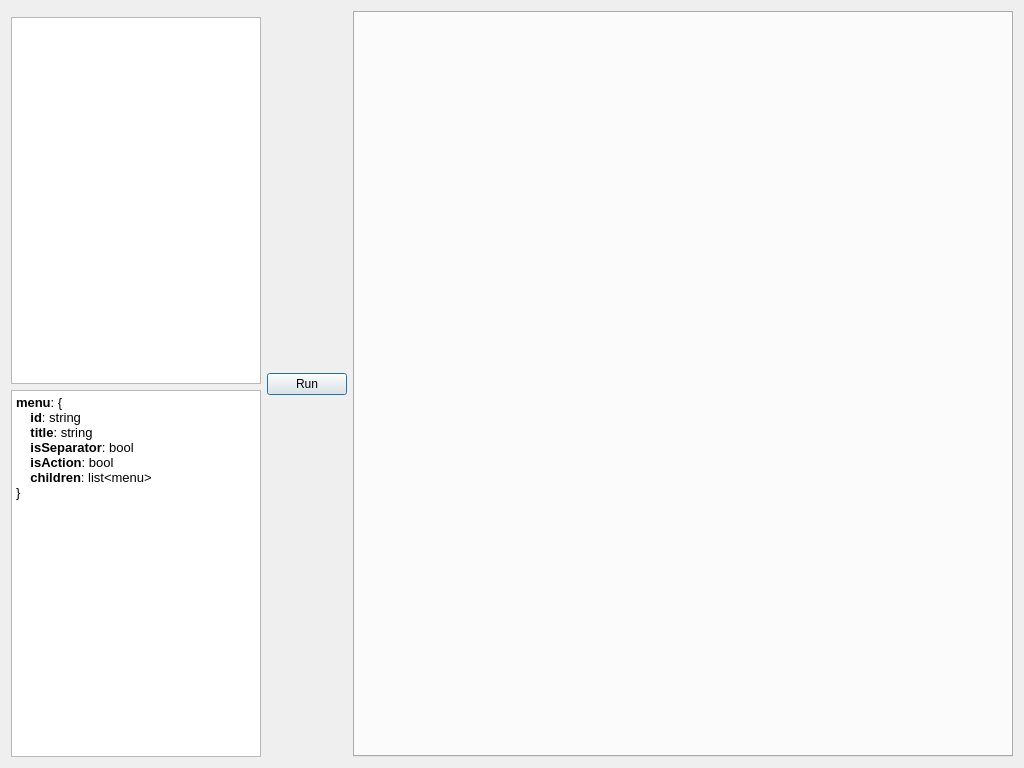
Above: src/menudialog.ui from KDAB/knut before the change. Below: the same form after it.
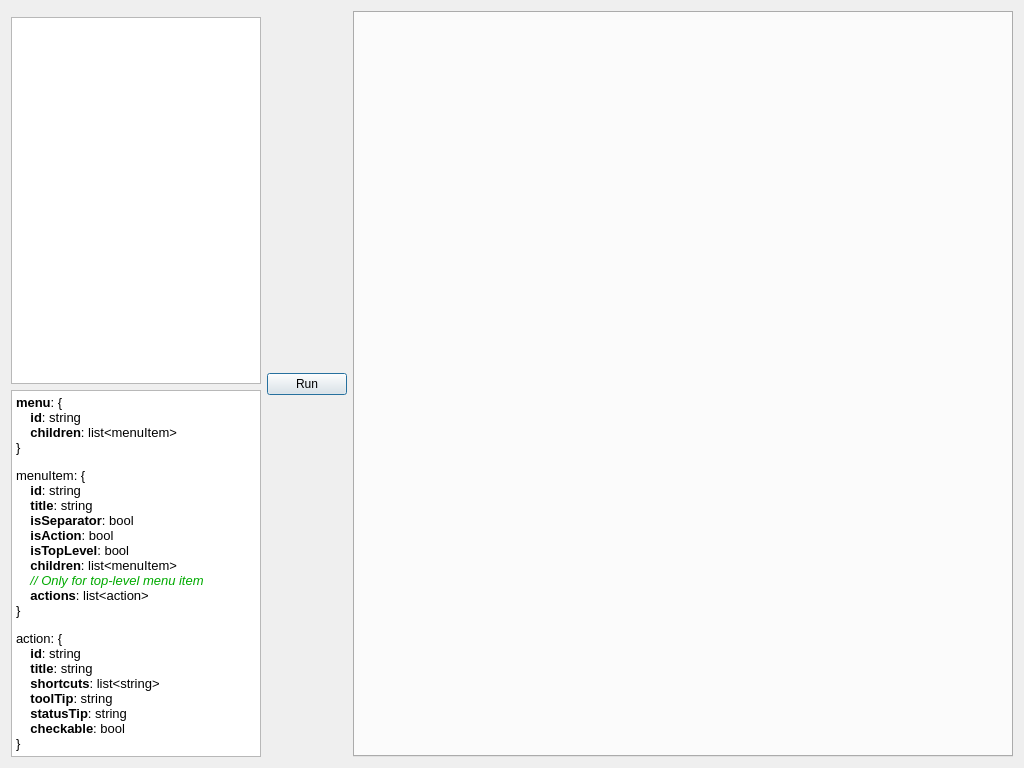
That is the form after the change. Custom widgets are drawn as their Qt base class.

Commit message:
Add actions to menus.
This is needed to be able to split the code in small chunks (like createFileActions, createEditActions).

Diff of the .ui file:
```diff
--- a/src/menudialog.ui
+++ b/src/menudialog.ui
@@ -75,12 +75,28 @@
 &lt;/style&gt;&lt;/head&gt;&lt;body style=&quot; font-family:'MS Shell Dlg 2'; font-size:8.25pt; font-weight:400; font-style:normal;&quot;&gt;
 &lt;p style=&quot; margin-top:0px; margin-bottom:0px; margin-left:0px; margin-right:0px; -qt-block-indent:0; text-indent:0px;&quot;&gt;&lt;span style=&quot; font-size:10pt; font-weight:600;&quot;&gt;menu&lt;/span&gt;&lt;span style=&quot; font-size:10pt;&quot;&gt;: {&lt;/span&gt;&lt;/p&gt;
 &lt;p style=&quot; margin-top:0px; margin-bottom:0px; margin-left:0px; margin-right:0px; -qt-block-indent:0; text-indent:0px;&quot;&gt;&lt;span style=&quot; font-size:10pt;&quot;&gt;    &lt;/span&gt;&lt;span style=&quot; font-size:10pt; font-weight:600;&quot;&gt;id&lt;/span&gt;&lt;span style=&quot; font-size:10pt;&quot;&gt;: string&lt;/span&gt;&lt;/p&gt;
+&lt;p style=&quot; margin-top:0px; margin-bottom:0px; margin-left:0px; margin-right:0px; -qt-block-indent:0; text-indent:0px;&quot;&gt;&lt;span style=&quot; font-size:10pt;&quot;&gt;    &lt;/span&gt;&lt;span style=&quot; font-size:10pt; font-weight:600;&quot;&gt;children&lt;/span&gt;&lt;span style=&quot; font-size:10pt;&quot;&gt;: list&amp;lt;menuItem&amp;gt;&lt;/span&gt;&lt;/p&gt;
+&lt;p style=&quot; margin-top:0px; margin-bottom:0px; margin-left:0px; margin-right:0px; -qt-block-indent:0; text-indent:0px;&quot;&gt;&lt;span style=&quot; font-size:10pt;&quot;&gt;}&lt;/span&gt;&lt;/p&gt;
+&lt;p style=&quot;-qt-paragraph-type:empty; margin-top:0px; margin-bottom:0px; margin-left:0px; margin-right:0px; -qt-block-indent:0; text-indent:0px;&quot;&gt;&lt;br /&gt;&lt;/p&gt;
+&lt;p style=&quot; margin-top:0px; margin-bottom:0px; margin-left:0px; margin-right:0px; -qt-block-indent:0; text-indent:0px;&quot;&gt;&lt;span style=&quot; font-size:10pt;&quot;&gt;menuItem: {&lt;/span&gt;&lt;/p&gt;
+&lt;p style=&quot; margin-top:0px; margin-bottom:0px; margin-left:0px; margin-right:0px; -qt-block-indent:0; text-indent:0px;&quot;&gt;&lt;span style=&quot; font-size:10pt;&quot;&gt;    &lt;/span&gt;&lt;span style=&quot; font-size:10pt; font-weight:600;&quot;&gt;id&lt;/span&gt;&lt;span style=&quot; font-size:10pt;&quot;&gt;: string&lt;/span&gt;&lt;/p&gt;
 &lt;p style=&quot; margin-top:0px; margin-bottom:0px; margin-left:0px; margin-right:0px; -qt-block-indent:0; text-indent:0px;&quot;&gt;&lt;span style=&quot; font-size:10pt;&quot;&gt;    &lt;/span&gt;&lt;span style=&quot; font-size:10pt; font-weight:600;&quot;&gt;title&lt;/span&gt;&lt;span style=&quot; font-size:10pt;&quot;&gt;: string&lt;/span&gt;&lt;/p&gt;
 &lt;p style=&quot; margin-top:0px; margin-bottom:0px; margin-left:0px; margin-right:0px; -qt-block-indent:0; text-indent:0px;&quot;&gt;&lt;span style=&quot; font-size:10pt;&quot;&gt;    &lt;/span&gt;&lt;span style=&quot; font-size:10pt; font-weight:600;&quot;&gt;isSeparator&lt;/span&gt;&lt;span style=&quot; font-size:10pt;&quot;&gt;: bool&lt;/span&gt;&lt;/p&gt;
 &lt;p style=&quot; margin-top:0px; margin-bottom:0px; margin-left:0px; margin-right:0px; -qt-block-indent:0; text-indent:0px;&quot;&gt;&lt;span style=&quot; font-size:10pt;&quot;&gt;    &lt;/span&gt;&lt;span style=&quot; font-size:10pt; font-weight:600;&quot;&gt;isAction&lt;/span&gt;&lt;span style=&quot; font-size:10pt;&quot;&gt;: bool&lt;/span&gt;&lt;/p&gt;
-&lt;p style=&quot; margin-top:0px; margin-bottom:0px; margin-left:0px; margin-right:0px; -qt-block-indent:0; text-indent:0px;&quot;&gt;&lt;span style=&quot; font-size:10pt;&quot;&gt;    &lt;/span&gt;&lt;span style=&quot; font-size:10pt; font-weight:600;&quot;&gt;children&lt;/span&gt;&lt;span style=&quot; font-size:10pt;&quot;&gt;: list&amp;lt;menu&amp;gt;&lt;/span&gt;&lt;/p&gt;
+&lt;p style=&quot; margin-top:0px; margin-bottom:0px; margin-left:0px; margin-right:0px; -qt-block-indent:0; text-indent:0px;&quot;&gt;&lt;span style=&quot; font-size:10pt;&quot;&gt;    &lt;/span&gt;&lt;span style=&quot; font-size:10pt; font-weight:600;&quot;&gt;isTopLevel&lt;/span&gt;&lt;span style=&quot; font-size:10pt;&quot;&gt;: bool&lt;/span&gt;&lt;/p&gt;
+&lt;p style=&quot; margin-top:0px; margin-bottom:0px; margin-left:0px; margin-right:0px; -qt-block-indent:0; text-indent:0px;&quot;&gt;&lt;span style=&quot; font-size:10pt;&quot;&gt;    &lt;/span&gt;&lt;span style=&quot; font-size:10pt; font-weight:600;&quot;&gt;children&lt;/span&gt;&lt;span style=&quot; font-size:10pt;&quot;&gt;: list&amp;lt;menuItem&amp;gt;&lt;/span&gt;&lt;/p&gt;
+&lt;p style=&quot; margin-top:0px; margin-bottom:0px; margin-left:0px; margin-right:0px; -qt-block-indent:0; text-indent:0px;&quot;&gt;&lt;span style=&quot; font-size:10pt;&quot;&gt;    &lt;/span&gt;&lt;span style=&quot; font-size:10pt; font-style:italic; color:#00aa00;&quot;&gt;// Only for top-level menu item&lt;/span&gt;&lt;/p&gt;
+&lt;p style=&quot; margin-top:0px; margin-bottom:0px; margin-left:0px; margin-right:0px; -qt-block-indent:0; text-indent:0px;&quot;&gt;&lt;span style=&quot; font-size:10pt;&quot;&gt;    &lt;/span&gt;&lt;span style=&quot; font-size:10pt; font-weight:600;&quot;&gt;actions&lt;/span&gt;&lt;span style=&quot; font-size:10pt;&quot;&gt;: list&amp;lt;action&amp;gt;&lt;/span&gt;&lt;/p&gt;
 &lt;p style=&quot; margin-top:0px; margin-bottom:0px; margin-left:0px; margin-right:0px; -qt-block-indent:0; text-indent:0px;&quot;&gt;&lt;span style=&quot; font-size:10pt;&quot;&gt;}&lt;/span&gt;&lt;/p&gt;
-&lt;p style=&quot;-qt-paragraph-type:empty; margin-top:0px; margin-bottom:0px; margin-left:0px; margin-right:0px; -qt-block-indent:0; text-indent:0px;&quot;&gt;&lt;br /&gt;&lt;/p&gt;&lt;/body&gt;&lt;/html&gt;</string>
+&lt;p style=&quot;-qt-paragraph-type:empty; margin-top:0px; margin-bottom:0px; margin-left:0px; margin-right:0px; -qt-block-indent:0; text-indent:0px;&quot;&gt;&lt;br /&gt;&lt;/p&gt;
+&lt;p style=&quot; margin-top:0px; margin-bottom:0px; margin-left:0px; margin-right:0px; -qt-block-indent:0; text-indent:0px;&quot;&gt;&lt;span style=&quot; font-size:10pt;&quot;&gt;action: {&lt;/span&gt;&lt;/p&gt;
+&lt;p style=&quot; margin-top:0px; margin-bottom:0px; margin-left:0px; margin-right:0px; -qt-block-indent:0; text-indent:0px;&quot;&gt;&lt;span style=&quot; font-size:10pt;&quot;&gt;    &lt;/span&gt;&lt;span style=&quot; font-size:10pt; font-weight:600;&quot;&gt;id&lt;/span&gt;&lt;span style=&quot; font-size:10pt;&quot;&gt;: string&lt;/span&gt;&lt;/p&gt;
+&lt;p style=&quot; margin-top:0px; margin-bottom:0px; margin-left:0px; margin-right:0px; -qt-block-indent:0; text-indent:0px;&quot;&gt;&lt;span style=&quot; font-size:10pt;&quot;&gt;    &lt;/span&gt;&lt;span style=&quot; font-size:10pt; font-weight:600;&quot;&gt;title&lt;/span&gt;&lt;span style=&quot; font-size:10pt;&quot;&gt;: string&lt;/span&gt;&lt;/p&gt;
+&lt;p style=&quot; margin-top:0px; margin-bottom:0px; margin-left:0px; margin-right:0px; -qt-block-indent:0; text-indent:0px;&quot;&gt;&lt;span style=&quot; font-size:10pt;&quot;&gt;    &lt;/span&gt;&lt;span style=&quot; font-size:10pt; font-weight:600;&quot;&gt;shortcuts&lt;/span&gt;&lt;span style=&quot; font-size:10pt;&quot;&gt;: list&amp;lt;string&amp;gt;&lt;/span&gt;&lt;/p&gt;
+&lt;p style=&quot; margin-top:0px; margin-bottom:0px; margin-left:0px; margin-right:0px; -qt-block-indent:0; text-indent:0px;&quot;&gt;&lt;span style=&quot; font-size:10pt;&quot;&gt;    &lt;/span&gt;&lt;span style=&quot; font-size:10pt; font-weight:600;&quot;&gt;toolTip&lt;/span&gt;&lt;span style=&quot; font-size:10pt;&quot;&gt;: string&lt;/span&gt;&lt;/p&gt;
+&lt;p style=&quot; margin-top:0px; margin-bottom:0px; margin-left:0px; margin-right:0px; -qt-block-indent:0; text-indent:0px;&quot;&gt;&lt;span style=&quot; font-size:10pt;&quot;&gt;    &lt;/span&gt;&lt;span style=&quot; font-size:10pt; font-weight:600;&quot;&gt;statusTip&lt;/span&gt;&lt;span style=&quot; font-size:10pt;&quot;&gt;: string&lt;/span&gt;&lt;/p&gt;
+&lt;p style=&quot; margin-top:0px; margin-bottom:0px; margin-left:0px; margin-right:0px; -qt-block-indent:0; text-indent:0px;&quot;&gt;&lt;span style=&quot; font-size:10pt;&quot;&gt;    &lt;/span&gt;&lt;span style=&quot; font-size:10pt; font-weight:600;&quot;&gt;checkable&lt;/span&gt;&lt;span style=&quot; font-size:10pt;&quot;&gt;: bool&lt;/span&gt;&lt;/p&gt;
+&lt;p style=&quot; margin-top:0px; margin-bottom:0px; margin-left:0px; margin-right:0px; -qt-block-indent:0; text-indent:0px;&quot;&gt;&lt;span style=&quot; font-size:10pt;&quot;&gt;}&lt;/span&gt;&lt;/p&gt;&lt;/body&gt;&lt;/html&gt;</string>
        </property>
       </widget>
      </item>
```
Left out of the diff: 6 changed lines with no effect on the pictures. The commit also changes 2 other files.
